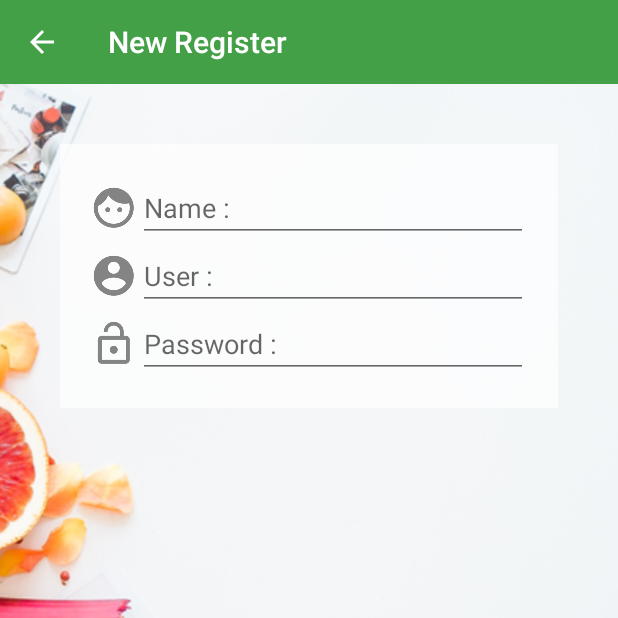
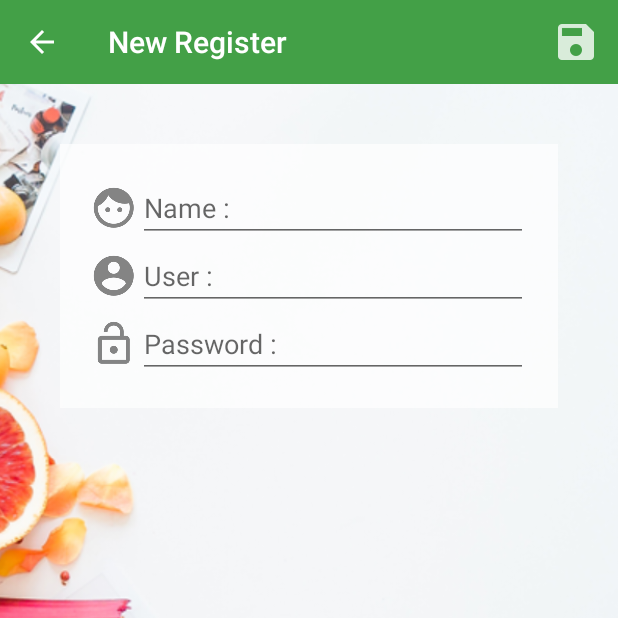
Before and after one commit to sabahoo55/SSTservice, an Android app: the screen it shows after launch (MainActivity), after a tap on "New Register", on a phone screen of 412 x 824 dp, the top half of it. Run offline under Robolectric (Android 15) with nearby library versions, the phone set to English and light mode, and no system bars.

Commit message:
Finish 14Dec

```diff
--- /dev/null
+++ b/app/src/main/res/menu/menu_register.xml
@@ -0,0 +1,13 @@
+<?xml version="1.0" encoding="utf-8"?>
+<menu xmlns:android="http://schemas.android.com/apk/res/android"
+    xmlns:app="http://schemas.android.com/apk/res-auto">
+
+    <item
+        android:id="@+id/itemSave"
+        android:icon="@drawable/ic_action_save"
+        android:title="Save"
+        app:showAsAction="always" />
+
+
+
+</menu>
--- a/app/src/main/res/values/strings.xml
+++ b/app/src/main/res/values/strings.xml
@@ -7,5 +7,9 @@
     <string name="login">Login</string>
     <string name="register">New Register</string>
 
+    <string name="title_have_space">Have Space</string>
+    <string name="message_have_space">PLEASE FILL ALL EVERY BLANK</string>
+
+
 
 </resources>
```
Also changed, not shown: app/src/main/java/sahatara/com/sstservice/fragment/RegisterFragment.java (+62 -5 lines), app/src/main/java/sahatara/com/sstservice/utility/MyAlertDialog.java (added, +40 -0 lines), app/src/main/res/drawable-hdpi/ic_action_alert.png (added), app/src/main/res/drawable-hdpi/ic_action_save.png (added), app/src/main/res/drawable-mdpi/ic_action_alert.png (added), app/src/main/res/drawable-mdpi/ic_action_save.png (added), app/src/main/res/drawable-xhdpi/ic_action_alert.png (added), app/src/main/res/drawable-xhdpi/ic_action_save.png (added), app/src/main/res/drawable-xxhdpi/ic_action_alert.png (added), app/src/main/res/drawable-xxhdpi/ic_action_save.png (added).
